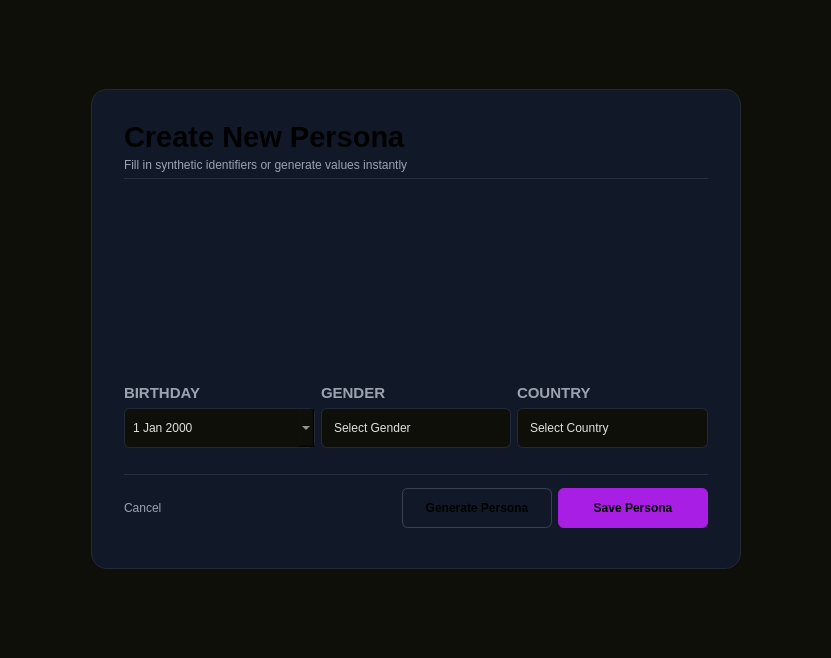
Before: the Qt Designer form src/mainContent/newpersonaform.ui in Keypr-org/qt_client, drawn with Qt 5.
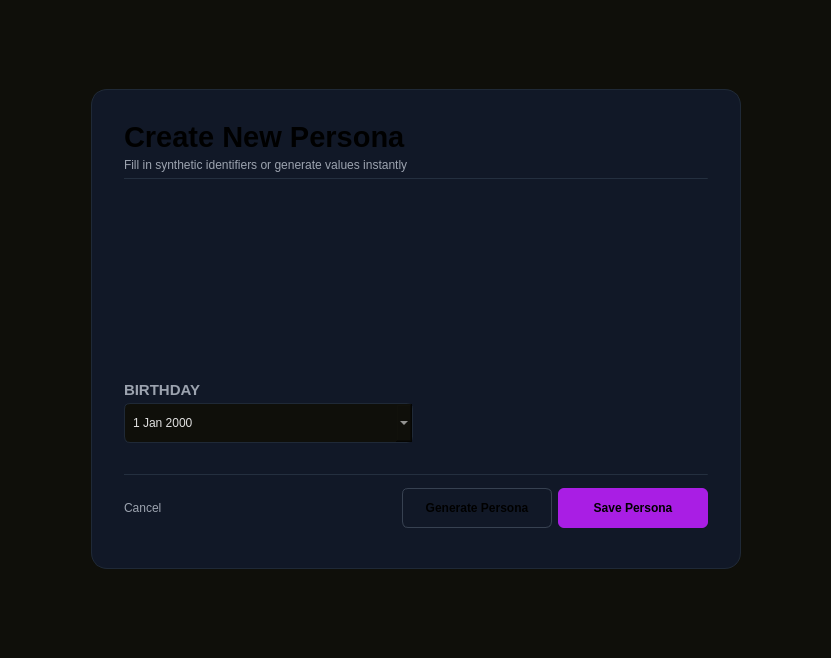
After: the same form once the commit is applied. Icons and pictures are not drawn. Custom widgets are drawn as their Qt base class.

Diff of the .ui file:
```diff
--- a/src/mainContent/newpersonaform.ui
+++ b/src/mainContent/newpersonaform.ui
@@ -294,6 +294,12 @@
                </property>
                <item>
                 <widget class="QLabel" name="label">
+                 <property name="maximumSize">
+                  <size>
+                   <width>16777215</width>
+                   <height>18</height>
+                  </size>
+                 </property>
                  <property name="font">
                   <font>
                    <pointsize>11</pointsize>
@@ -363,206 +369,13 @@
              </widget>
             </item>
             <item>
-             <widget class="QFrame" name="frame_2">
+             <widget class="LineTextInput" name="phoneInput" native="true">
               <property name="maximumSize">
                <size>
                 <width>16777215</width>
-                <height>70</height>
+                <height>60</height>
                </size>
               </property>
-              <property name="frameShape">
-               <enum>QFrame::Shape::NoFrame</enum>
-              </property>
-              <property name="frameShadow">
-               <enum>QFrame::Shadow::Raised</enum>
-              </property>
-              <layout class="QVBoxLayout" name="verticalLayout_5">
-               <property name="spacing">
-                <number>1</number>
-               </property>
-               <property name="leftMargin">
-                <number>0</number>
-               </property>
-               <property name="topMargin">
-                <number>0</number>
-               </property>
-               <property name="rightMargin">
-                <number>0</number>
-               </property>
-               <property name="bottomMargin">
-                <number>0</number>
-               </property>
-               <item>
-                <widget class="QLabel" name="genderLabel">
-                 <property name="font">
-                  <font>
-                   <pointsize>11</pointsize>
-                   <bold>true</bold>
-                  </font>
-                 </property>
-                 <property name="styleSheet">
-                  <string notr="true">color: #9CA3AF;</string>
-                 </property>
-                 <property name="text">
-                  <string>GENDER</string>
-                 </property>
-                </widget>
-               </item>
-               <item>
-                <widget class="QComboBox" name="genderSelect">
-                 <property name="minimumSize">
-                  <size>
-                   <width>0</width>
-                   <height>40</height>
-                  </size>
-                 </property>
-                 <property name="maximumSize">
-                  <size>
-                   <width>16777215</width>
-                   <height>40</height>
-                  </size>
-                 </property>
-                 <property name="cursor">
-                  <cursorShape>PointingHandCursor</cursorShape>
-                 </property>
-                 <property name="styleSheet">
-                  <string notr="true">QComboBox {
-    background-color: #0F0F0A;
-    border: 1px solid #1F2937;
-    border-radius: 6px;
-    padding: 8px 12px;
-    color: #e0e0e0;
-}
-
-QComboBox::drop-down {
-    border: none;
-    width: 30px;
-}
-
-QComboBox::down-arrow {
-    image: url(:/icons/icons/chevron-down.png);
-    width: 12px;
-    height: 12px;
-}
-
-QComboBox QAbstractItemView {
-    background-color: #0F0F0A;
-    border: 1px solid #1F2937;
-    selection-background-color: #6c2bd9;
-    color: #e0e0e0;
-}</string>
-                 </property>
-                 <property name="placeholderText">
-                  <string>Select Gender</string>
-                 </property>
-                 <item>
-                  <property name="text">
-                   <string>Male</string>
-                  </property>
-                 </item>
-                 <item>
-                  <property name="text">
-                   <string>Female</string>
-                  </property>
-                 </item>
-                </widget>
-               </item>
-              </layout>
-             </widget>
-            </item>
-            <item>
-             <widget class="QFrame" name="frame_3">
-              <property name="maximumSize">
-               <size>
-                <width>16777215</width>
-                <height>70</height>
-               </size>
-              </property>
-              <property name="frameShape">
-               <enum>QFrame::Shape::NoFrame</enum>
-              </property>
-              <property name="frameShadow">
-               <enum>QFrame::Shadow::Raised</enum>
-              </property>
-              <layout class="QVBoxLayout" name="verticalLayout_6">
-               <property name="spacing">
-                <number>1</number>
-               </property>
-               <property name="leftMargin">
-                <number>0</number>
-               </property>
-               <property name="topMargin">
-                <number>0</number>
-               </property>
-               <property name="rightMargin">
-                <number>0</number>
-               </property>
-               <property name="bottomMargin">
-                <number>0</number>
-               </property>
-               <item>
-                <widget class="QLabel" name="label_2">
-                 <property name="font">
-                  <font>
-                   <pointsize>11</pointsize>
-                   <bold>true</bold>
-                  </font>
-                 </property>
-                 <property name="styleSheet">
-                  <string notr="true">color: #9CA3AF;</string>
-                 </property>
-                 <property name="text">
-                  <string>COUNTRY</string>
-                 </property>
-                </widget>
-               </item>
-               <item>
-                <widget class="QComboBox" name="countrySelect">
-                 <property name="minimumSize">
-                  <size>
-                   <width>0</width>
-                   <height>40</height>
-                  </size>
-                 </property>
-                 <property name="maximumSize">
-                  <size>
-                   <width>16777215</width>
-                   <height>40</height>
-                  </size>
-                 </property>
-                 <property name="styleSheet">
-                  <string notr="true">QComboBox {
-    background-color: #0F0F0A;
-    border: 1px solid #1F2937;
-    border-radius: 6px;
-    padding: 8px 12px;
-    color: #e0e0e0;
-}
-
-QComboBox::drop-down {
-    border: none;
-    width: 30px;
-}
-
-QComboBox::down-arrow {
-    image: url(:/icons/icons/chevron-down.png);
-    width: 12px;
-    height: 12px;
-}
-
-QComboBox QAbstractItemView {
-    background-color: #0F0F0A;
-    border: 1px solid #1F2937;
-    selection-background-color: #6c2bd9;
-    color: #e0e0e0;
-}</string>
-                 </property>
-                 <property name="placeholderText">
-                  <string>Select Country</string>
-                 </property>
-                </widget>
-               </item>
-              </layout>
              </widget>
             </item>
            </layout>
```
